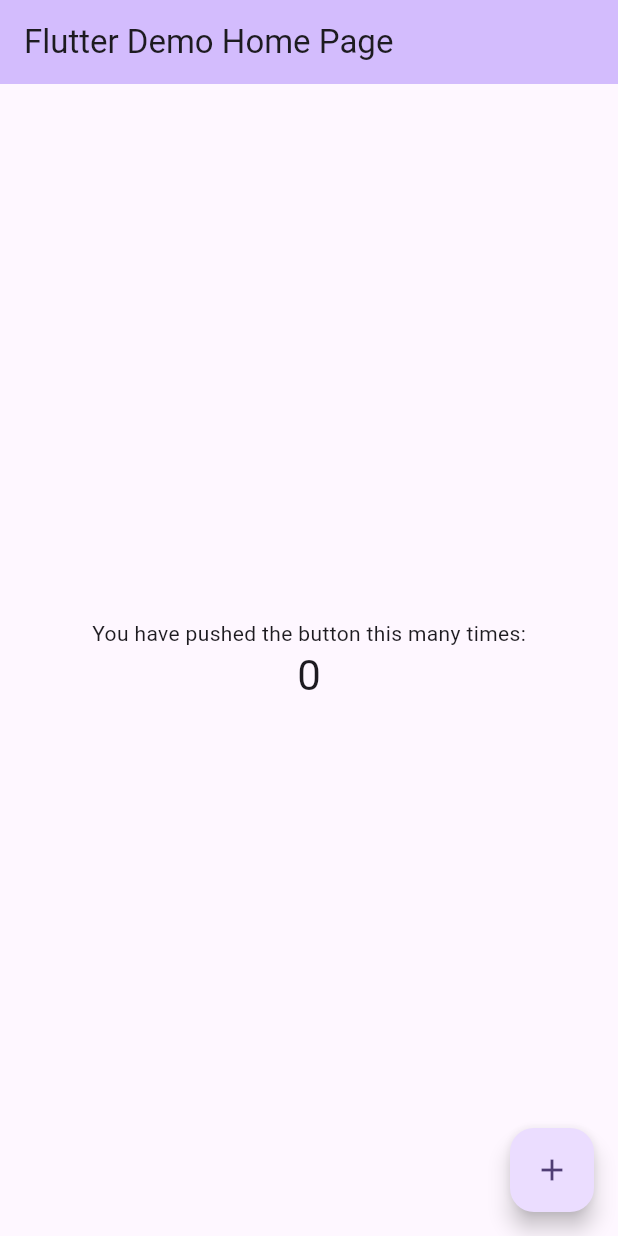
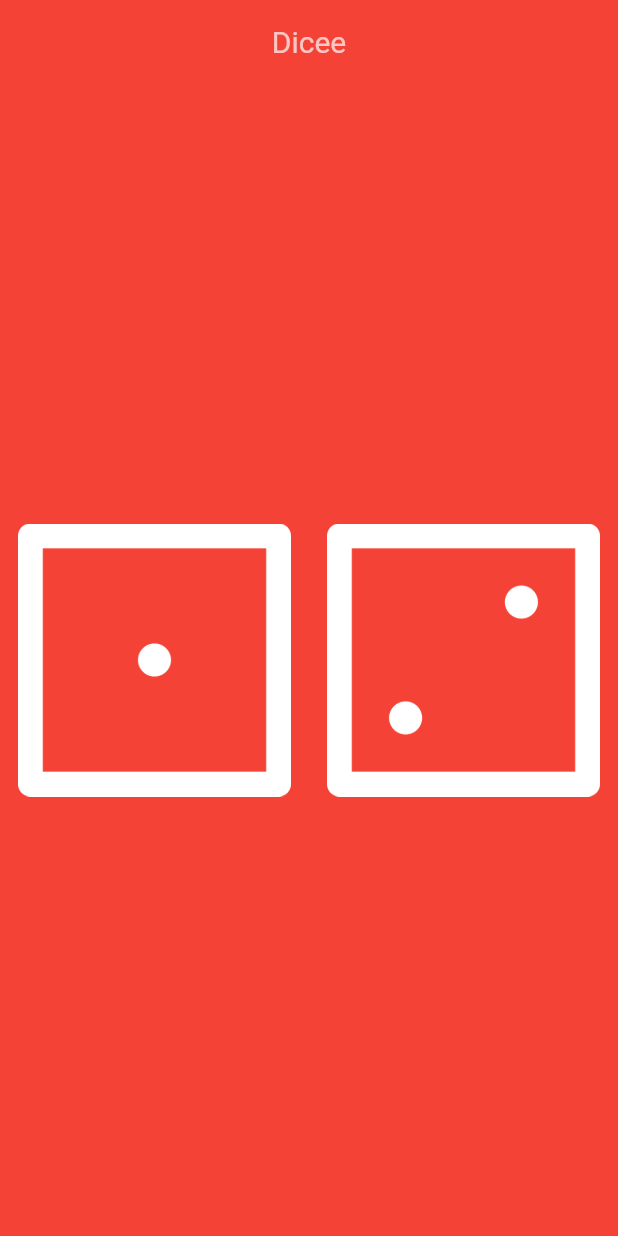
Before and after one commit to keerthinaik/flutter-learn-dice-demo, a Flutter app: the screen it shows after launch, on a phone screen of 412 x 824 dp. Run offline on Flutter 3.47's test engine with Material 3 defaults, Android fonts, the phone set to English and light mode, and no system bars.

Commit message:
completed the project

```diff
--- a/lib/main.dart
+++ b/lib/main.dart
@@ -1,125 +1,68 @@
+import 'dart:math';
 import 'package:flutter/material.dart';
 
 void main() {
-  runApp(const MyApp());
+  runApp(
+    MaterialApp(
+      debugShowCheckedModeBanner: false,
+      home: Scaffold(
+        backgroundColor: Colors.red,
+        appBar: AppBar(
+          title: Center(
+            child: Text('Dicee'),
+          ),
+          backgroundColor: Colors.red,
+          titleTextStyle: TextStyle(
+            color: Colors.white70,
+            fontSize: 20.0
+          ),
+        ),
+        body: DicePage(),
+      ),
+    ),
+  );
 }
 
-class MyApp extends StatelessWidget {
-  const MyApp({super.key});
+class DicePage extends StatefulWidget {
+  const DicePage({super.key});
 
-  // This widget is the root of your application.
   @override
-  Widget build(BuildContext context) {
-    return MaterialApp(
-      title: 'Flutter Demo',
-      theme: ThemeData(
-        // This is the theme of your application.
-        //
-        // TRY THIS: Try running your application with "flutter run". You'll see
-        // the application has a purple toolbar. Then, without quitting the app,
-        // try changing the seedColor in the colorScheme below to Colors.green
-        // and then invoke "hot reload" (save your changes or press the "hot
-        // reload" button in a Flutter-supported IDE, or press "r" if you used
-        // the command line to start the app).
-        //
-        // Notice that the counter didn't reset back to zero; the application
-        // state is not lost during the reload. To reset the state, use hot
-        // restart instead.
-        //
-        // This works for code too, not just values: Most code changes can be
-        // tested with just a hot reload.
-        colorScheme: ColorScheme.fromSeed(seedColor: Colors.deepPurple),
-        useMaterial3: true,
-      ),
-      home: const MyHomePage(title: 'Flutter Demo Home Page'),
-    );
-  }
+  State<DicePage> createState() => _DicePageState();
 }
 
-class MyHomePage extends StatefulWidget {
-  const MyHomePage({super.key, required this.title});
+class _DicePageState extends State<DicePage> {
 
-  // This widget is the home page of your application. It is stateful, meaning
-  // that it has a State object (defined below) that contains fields that affect
-  // how it looks.
+  int leftDiceNumber = 1;
+  int rightDiceNumber = 2;
 
-  // This class is the configuration for the state. It holds the values (in this
-  // case the title) provided by the parent (in this case the App widget) and
-  // used by the build method of the State. Fields in a Widget subclass are
-  // always marked "final".
-
-  final String title;
-
-  @override
-  State<MyHomePage> createState() => _MyHomePageState();
-}
-
-class _MyHomePageState extends State<MyHomePage> {
-  int _counter = 0;
-
-  void _incrementCounter() {
+  void changeDiceFace() {
     setState(() {
-      // This call to setState tells the Flutter framework that something has
-      // changed in this State, which causes it to rerun the build method below
-      // so that the display can reflect the updated values. If we changed
-      // _counter without calling setState(), then the build method would not be
-      // called again, and so nothing would appear to happen.
-      _counter++;
+      leftDiceNumber = Random().nextInt(6) + 1;
+      rightDiceNumber = Random().nextInt(6) + 1;
     });
   }
 
   @override
   Widget build(BuildContext context) {
-    // This method is rerun every time setState is called, for instance as done
-    // by the _incrementCounter method above.
-    //
-    // The Flutter framework has been optimized to make rerunning build methods
-    // fast, so that you can just rebuild anything that needs updating rather
-    // than having to individually change instances of widgets.
-    return Scaffold(
-      appBar: AppBar(
-        // TRY THIS: Try changing the color here to a specific color (to
-        // Colors.amber, perhaps?) and trigger a hot reload to see the AppBar
-        // change color while the other colors stay the same.
-        backgroundColor: Theme.of(context).colorScheme.inversePrimary,
-        // Here we take the value from the MyHomePage object that was created by
-        // the App.build method, and use it to set our appbar title.
-        title: Text(widget.title),
+    return Center(
+      child: Row(
+        children: [
+          Expanded(child: TextButton(
+              onPressed: () {
+                changeDiceFace();
+              },
+              child: Image.asset('images/dice$leftDiceNumber.png'))
+            ,
+          ),
+          Expanded(child: TextButton(
+              onPressed: () {
+                changeDiceFace();
+              },
+              child: Image.asset('images/dice$rightDiceNumber.png'))
+            ,
+          ),
+        ],
       ),
-      body: Center(
-        // Center is a layout widget. It takes a single child and positions it
-        // in the middle of the parent.
-        child: Column(
-          // Column is also a layout widget. It takes a list of children and
-          // arranges them vertically. By default, it sizes itself to fit its
-          // children horizontally, and tries to be as tall as its parent.
-          //
-          // Column has various properties to control how it sizes itself and
-          // how it positions its children. Here we use mainAxisAlignment to
-          // center the children vertically; the main axis here is the vertical
-          // axis because Columns are vertical (the cross axis would be
-          // horizontal).
-          //
-          // TRY THIS: Invoke "debug painting" (choose the "Toggle Debug Paint"
-          // action in the IDE, or press "p" in the console), to see the
-          // wireframe for each widget.
-          mainAxisAlignment: MainAxisAlignment.center,
-          children: <Widget>[
-            const Text(
-              'You have pushed the button this many times:',
-            ),
-            Text(
-              '$_counter',
-              style: Theme.of(context).textTheme.headlineMedium,
-            ),
-          ],
-        ),
-      ),
-      floatingActionButton: FloatingActionButton(
-        onPressed: _incrementCounter,
-        tooltip: 'Increment',
-        child: const Icon(Icons.add),
-      ), // This trailing comma makes auto-formatting nicer for build methods.
     );
   }
 }
--- a/pubspec.yaml
+++ b/pubspec.yaml
@@ -58,8 +58,8 @@ flutter:
   uses-material-design: true
 
   # To add assets to your application, add an assets section, like this:
-  # assets:
-  #   - images/a_dot_burr.jpeg
+  assets:
+    - images/
   #   - images/a_dot_ham.jpeg
 
   # An image asset can refer to one or more resolution-specific "variants", see
```
Also changed, not shown: images/dice1.png (added), images/dice2.png (added), images/dice3.png (added), images/dice4.png (added), images/dice5.png (added), images/dice6.png (added), 4 other files.
